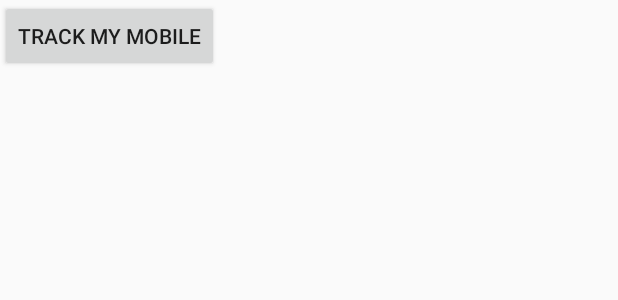
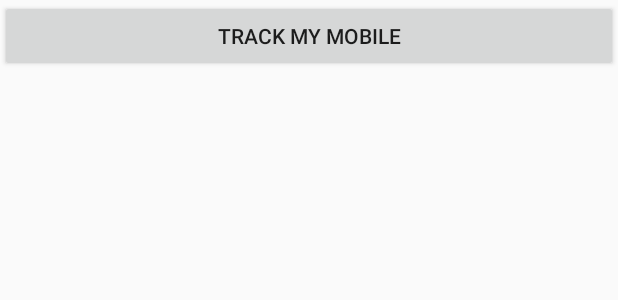
Before and after one commit to omkarvijay6/TrackMyMobile, an Android app: the layout activity_main.xml on its own in the app's theme, with its tools: preview values and no code run, on a phone screen of 412 x 824 dp. Shown: the top 300 px of the screen. Run offline under Robolectric (Android 15) with nearby library versions, the phone set to English and light mode, and no system bars.

Commit message:
added button onclick event

```diff
--- a/app/src/main/java/com/example/vijay/trackmymobile/MainActivity.java
+++ b/app/src/main/java/com/example/vijay/trackmymobile/MainActivity.java
@@ -1,9 +1,11 @@
 package com.example.vijay.trackmymobile;
 
+import android.content.Intent;
 import android.support.v7.app.AppCompatActivity;
 import android.os.Bundle;
 import android.view.Menu;
 import android.view.MenuItem;
+import android.view.View;
 
 public class MainActivity extends AppCompatActivity {
 
@@ -34,4 +36,10 @@ public class MainActivity extends AppCompatActivity {
 
         return super.onOptionsItemSelected(item);
     }
+
+    public void trackMyLocation(View view) {
+        Intent intent = new Intent(this, TrackMobile.class);
+        startActivity(intent);
+
+    }
 }
--- a/app/src/main/res/layout/activity_main.xml
+++ b/app/src/main/res/layout/activity_main.xml
@@ -4,11 +4,12 @@
     android:orientation="horizontal"
     android:layout_width="match_parent"
     android:layout_height="match_parent"
-    tools:showIn="@layout/activity_my">
+    tools:showIn="@layout/activity_main">
 
     <Button
-        android:layout_width="wrap_content"
+        android:layout_width="match_parent"
         android:layout_height="wrap_content"
-        android:text="@string/track_my_mobile" />
+        android:text="@string/track_my_mobile"
+        android:onClick="trackMyMobile" />
 
 </LinearLayout>
```
